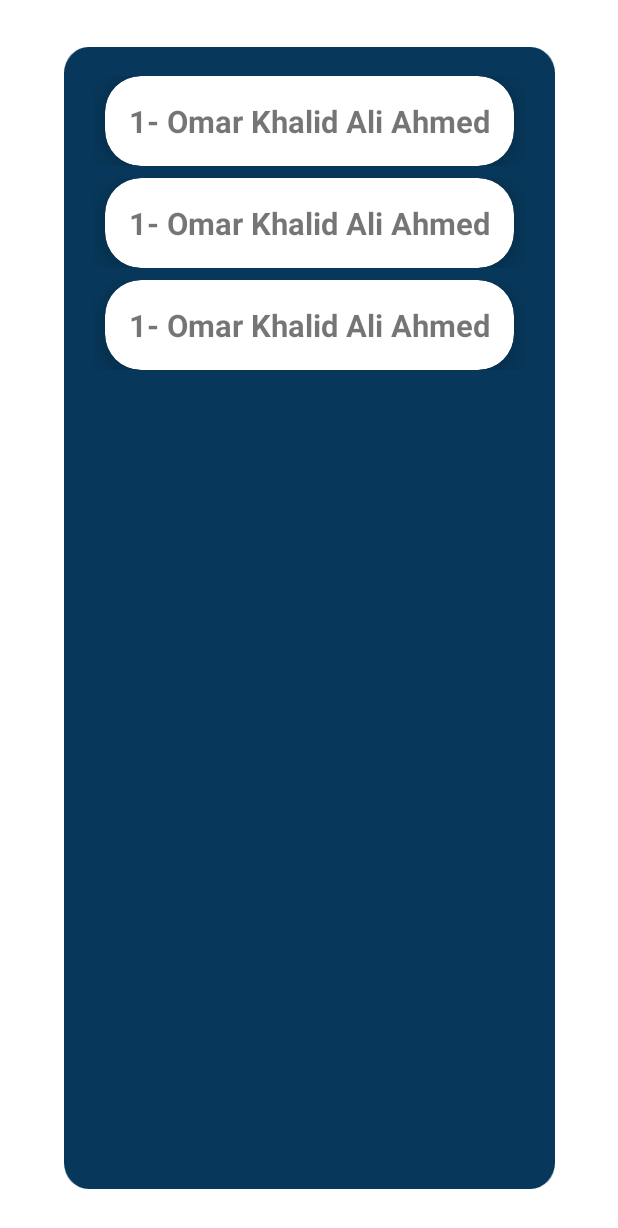
After one commit to Mohamed-Nader555/SAMS, an Android app: the layout activity_grades.xml on its own in the app's theme, with its tools: preview values and no code run, on a phone screen of 412 x 824 dp. The commit adds this screen. Shown: the top 1228 px of the screen. Run offline under Robolectric (Android 15) with nearby library versions, the phone set to English and light mode, and no system bars.

Commit message:
grades list ui

```diff
--- a/app/src/main/AndroidManifest.xml
+++ b/app/src/main/AndroidManifest.xml
@@ -12,6 +12,13 @@
         android:supportsRtl="true"
         android:theme="@style/Theme.SAMS"
         tools:targetApi="31">
+        <activity
+            android:name=".GradesActivity"
+            android:exported="false">
+            <meta-data
+                android:name="android.app.lib_name"
+                android:value="" />
+        </activity>
         <activity
             android:name=".EContentActivity"
             android:exported="false">
--- /dev/null
+++ b/app/src/main/java/com/omar/sams/Prof/GradesActivity.java
@@ -0,0 +1,16 @@
+package com.omar.sams.Prof;
+
+import androidx.appcompat.app.AppCompatActivity;
+
+import android.os.Bundle;
+
+import com.omar.sams.R;
+
+public class GradesActivity extends AppCompatActivity {
+
+    @Override
+    protected void onCreate(Bundle savedInstanceState) {
+        super.onCreate(savedInstanceState);
+        setContentView(R.layout.activity_grades);
+    }
+}
--- /dev/null
+++ b/app/src/main/res/layout/activity_grades.xml
@@ -0,0 +1,20 @@
+<?xml version="1.0" encoding="utf-8"?>
+<androidx.constraintlayout.widget.ConstraintLayout xmlns:android="http://schemas.android.com/apk/res/android"
+    xmlns:app="http://schemas.android.com/apk/res-auto"
+    xmlns:tools="http://schemas.android.com/tools"
+    android:layout_width="match_parent"
+    android:layout_height="match_parent"
+    tools:context=".Prof.GradesActivity">
+
+    <androidx.recyclerview.widget.RecyclerView
+        android:layout_width="wrap_content"
+        android:layout_height="0dp"
+        android:layout_margin="@dimen/_24sdp"
+        android:background="@drawable/rectangle2125"
+        android:padding="@dimen/_12sdp"
+        app:layout_constraintBottom_toBottomOf="parent"
+        app:layout_constraintEnd_toEndOf="parent"
+        app:layout_constraintStart_toStartOf="parent"
+        app:layout_constraintTop_toTopOf="parent"
+        tools:listitem="@layout/grades_row" />
+</androidx.constraintlayout.widget.ConstraintLayout>
--- a/app/src/main/res/layout/econtent_row.xml
+++ b/app/src/main/res/layout/econtent_row.xml
@@ -32,7 +32,7 @@
                 android:layout_width="@dimen/_165sdp"
                 android:layout_height="@dimen/_30sdp"
                 android:layout_gravity="center_vertical"
-                android:layout_marginTop="16dp"
+                android:layout_marginTop="4dp"
                 android:background="@drawable/button_shape"
                 android:text="1st semester"
                 android:textAllCaps="false"
--- /dev/null
+++ b/app/src/main/res/layout/grades_row.xml
@@ -0,0 +1,33 @@
+<?xml version="1.0" encoding="utf-8"?>
+<androidx.constraintlayout.widget.ConstraintLayout xmlns:android="http://schemas.android.com/apk/res/android"
+    xmlns:app="http://schemas.android.com/apk/res-auto"
+    xmlns:tools="http://schemas.android.com/tools"
+    android:layout_width="match_parent"
+    android:layout_height="wrap_content"
+    android:padding="4dp">
+
+    <androidx.cardview.widget.CardView
+        android:layout_width="match_parent"
+        android:layout_height="wrap_content"
+        android:layout_marginStart="8dp"
+        android:layout_marginEnd="8dp"
+        app:cardCornerRadius="24dp"
+        app:cardElevation="16dp"
+        app:cardMaxElevation="16dp"
+        app:contentPadding="16dp"
+        app:layout_constraintBottom_toBottomOf="parent"
+        app:layout_constraintEnd_toEndOf="parent"
+        app:layout_constraintStart_toStartOf="parent"
+        app:layout_constraintTop_toTopOf="parent">
+
+        <TextView
+            android:id="@+id/textView14"
+            android:layout_width="wrap_content"
+            android:layout_height="wrap_content"
+            android:text="1- Omar Khalid Ali Ahmed"
+            android:textAlignment="center"
+            android:textSize="@dimen/_16sdp"
+            android:textStyle="bold" />
+    </androidx.cardview.widget.CardView>
+
+</androidx.constraintlayout.widget.ConstraintLayout>
```
Also changed, not shown: app/src/main/res/drawable-hdpi/rectangle2125.png (added), app/src/main/res/drawable-ldpi/rectangle2125.png (added), app/src/main/res/drawable-mdpi/rectangle2125.png (added), app/src/main/res/drawable-xhdpi/rectangle2125.png (added), app/src/main/res/drawable-xxhdpi/rectangle2125.png (added), app/src/main/res/drawable-xxxhdpi/rectangle2125.png (added).
